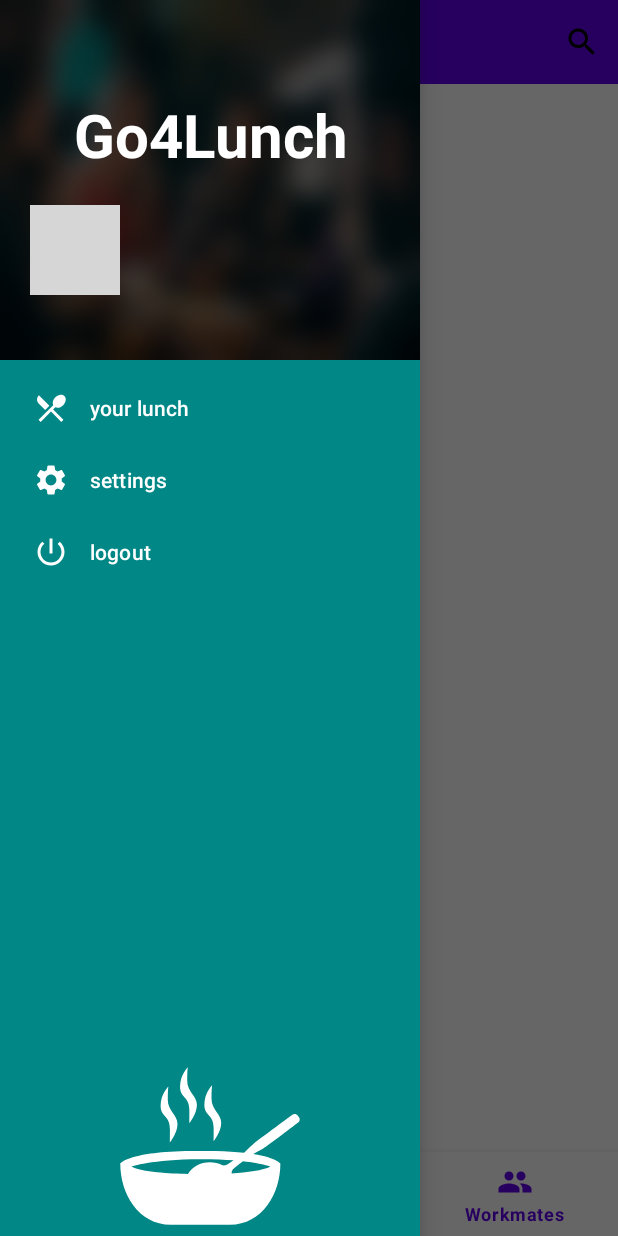
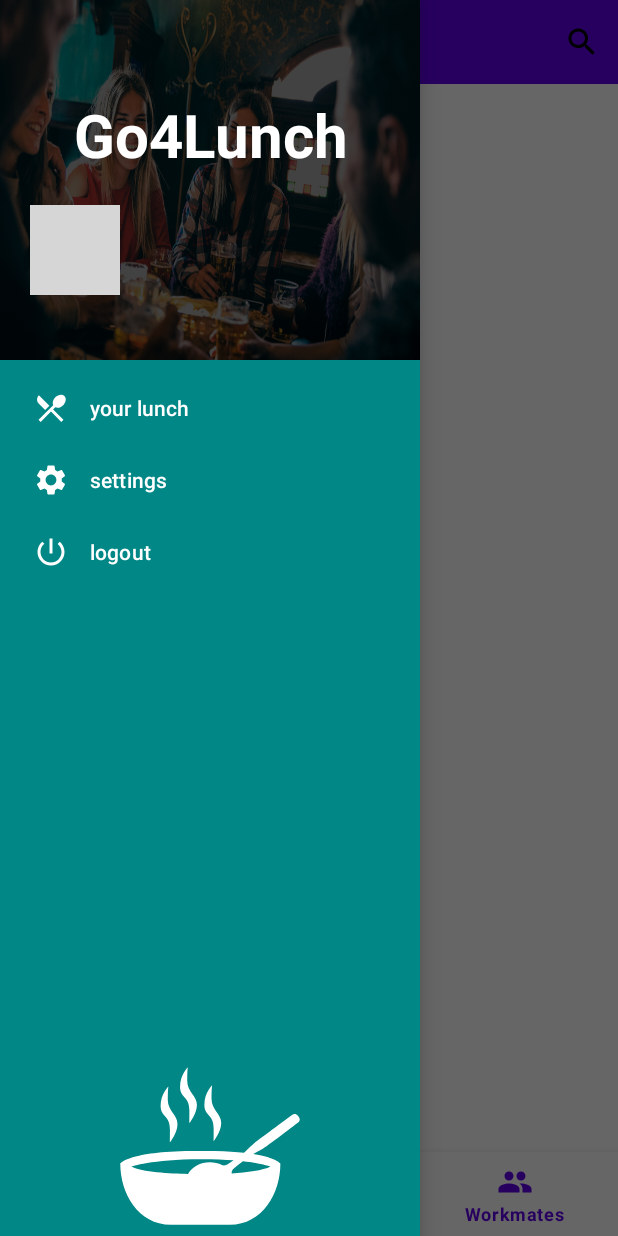
Before and after one commit to PierreGaillot/Go4Lunch, an Android app: the WorkmatesFragment screen opened through its navigation route, with the side drawer open, on a phone screen of 412 x 824 dp. Run offline under Robolectric (Android 15) with nearby library versions, the phone set to English and light mode, and no system bars; our stand-ins replace Firebase (no records; nobody signed in at launch, a user with empty details on screens opened directly), navigation-ui; libraries missing offline, so code that uses them is left out: com.firebase.ui, jp.wasabeef.blurry; pictures from the network do not load; 2 statements that could not run were skipped; grey boxes are pictures that could not be loaded.

```diff
--- a/app/build.gradle
+++ b/app/build.gradle
@@ -16,6 +16,7 @@ android {
         targetSdk 33
         versionCode 1
         versionName '1.0'
+
 
         testInstrumentationRunner "androidx.test.runner.AndroidJUnitRunner"
     }
@@ -52,6 +53,8 @@ dependencies {
     //design
     implementation "androidx.drawerlayout:drawerlayout:1.1.1"
     implementation 'jp.wasabeef:glide-transformations:4.3.0'
+    implementation 'jp.wasabeef:blurry:4.0.1'
+
     // Glide
     implementation 'com.github.bumptech.glide:glide:4.14.2'
     annotationProcessor 'com.github.bumptech.glide:compiler:4.14.2'
--- /dev/null
+++ b/app/src/main/java/com/levelupcluster/go4lunch/data/repository/RestaurantRepository.java
@@ -0,0 +1,4 @@
+package com.levelupcluster.go4lunch.data.repository;
+
+public class RestaurantRepository {
+}
--- a/app/src/main/java/com/levelupcluster/go4lunch/data/repository/WorkmateRepository.java
+++ b/app/src/main/java/com/levelupcluster/go4lunch/data/repository/WorkmateRepository.java
@@ -1,15 +1,26 @@
 package com.levelupcluster.go4lunch.data.repository;
 
+import androidx.annotation.NonNull;
+
+import com.google.android.gms.tasks.OnCompleteListener;
+import com.google.android.gms.tasks.Task;
+import com.google.firebase.firestore.FirebaseFirestore;
+import com.google.firebase.firestore.QueryDocumentSnapshot;
+import com.google.firebase.firestore.QuerySnapshot;
+import com.levelupcluster.go4lunch.data.usecases.WorkmatesCallback;
+import com.levelupcluster.go4lunch.domain.models.User;
 import com.levelupcluster.go4lunch.domain.models.Workmate;
+import com.levelupcluster.go4lunch.domain.usecases.GetCurrentUserUseCase;
 
 import org.jetbrains.annotations.Nullable;
 
 import java.util.ArrayList;
 import java.util.List;
 
-public class WorkmateRepository {
+public final class WorkmateRepository {
 
     private static volatile WorkmateRepository instance;
+    FirebaseFirestore db = FirebaseFirestore.getInstance();
 
     private WorkmateRepository(){}
 
@@ -27,13 +38,21 @@ public class WorkmateRepository {
     }
 
     @Nullable
-    public List<Workmate> getWorkmates(){
-        List<Workmate> workmates = new ArrayList<>();
-
-
-
-
-        return workmates;
+    public void getWorkmates(WorkmatesCallback workmatesCallback){
+        User currentUser = GetCurrentUserUseCase.instance.invoke();
+        db.collection("users").get().addOnCompleteListener(new OnCompleteListener<QuerySnapshot>() {
+            @Override
+            public void onComplete(@NonNull Task<QuerySnapshot> task) {
+                if (task.isSuccessful()) {
+                    List<Workmate> workmateList = new ArrayList<>();
+                    for (QueryDocumentSnapshot document : task.getResult()) {
+                        Workmate workmate = new Workmate(document.getString("imageUrl"), document.getString("displayName"), document.getString("email") );
+                        if (!currentUser.getEmail().equals(workmate.getEmail())) workmateList.add(workmate);
+                    }
+                    workmatesCallback.onCallback(workmateList);
+                }
+            }
+        });
     }
 
 }
--- a/app/src/main/java/com/levelupcluster/go4lunch/data/usecases/GetAllWorkmatesUseCaseImpl.java
+++ b/app/src/main/java/com/levelupcluster/go4lunch/data/usecases/GetAllWorkmatesUseCaseImpl.java
@@ -9,6 +9,7 @@ import com.google.android.gms.tasks.Task;
 import com.google.firebase.firestore.FirebaseFirestore;
 import com.google.firebase.firestore.QueryDocumentSnapshot;
 import com.google.firebase.firestore.QuerySnapshot;
+import com.levelupcluster.go4lunch.data.repository.WorkmateRepository;
 import com.levelupcluster.go4lunch.domain.models.User;
 import com.levelupcluster.go4lunch.domain.models.Workmate;
 import com.levelupcluster.go4lunch.domain.usecases.GetAllWorkmatesUseCase;
@@ -19,24 +20,11 @@ import java.util.List;
 
 public class GetAllWorkmatesUseCaseImpl implements GetAllWorkmatesUseCase {
 
+    WorkmateRepository workmateRepository = WorkmateRepository.getInstance();
     FirebaseFirestore db = FirebaseFirestore.getInstance();
 
     @Override
     public void getWorkmates(WorkmatesCallback workmatesCallback) {
-
-        User currentUser = GetCurrentUserUseCase.instance.invoke();
-        db.collection("users").get().addOnCompleteListener(new OnCompleteListener<QuerySnapshot>() {
-            @Override
-            public void onComplete(@NonNull Task<QuerySnapshot> task) {
-                if (task.isSuccessful()) {
-                    List<Workmate> workmateList = new ArrayList<>();
-                    for (QueryDocumentSnapshot document : task.getResult()) {
-                        Workmate workmate = new Workmate(document.getString("displayName"), document.getString("imageUrl"), document.getString("email") );
-                        if (!currentUser.getEmail().equals(workmate.getEmail())) workmateList.add(workmate);
-                    }
-                    workmatesCallback.onCallback(workmateList);
-                }
-            }
-        });
+        workmateRepository.getWorkmates(workmatesCallback);
     }
 }
--- a/app/src/main/java/com/levelupcluster/go4lunch/ui/MainActivity.java
+++ b/app/src/main/java/com/levelupcluster/go4lunch/ui/MainActivity.java
@@ -7,6 +7,7 @@ import android.os.Build;
 import android.os.Bundle;
 import android.view.Menu;
 import android.view.MenuItem;
+import android.view.ViewGroup;
 import android.widget.ImageView;
 import android.widget.TextView;
 import android.widget.Toast;
@@ -38,6 +39,8 @@ import com.levelupcluster.go4lunch.domain.models.User;
 import java.util.Arrays;
 import java.util.List;
 
+import jp.wasabeef.blurry.Blurry;
+
 public class MainActivity extends AppCompatActivity implements NavigationView.OnNavigationItemSelectedListener {
 
     private MainActivityViewModel viewModel;
@@ -54,17 +57,21 @@ public class MainActivity extends AppCompatActivity implements NavigationView.On
     @Override
     protected void onCreate(Bundle savedInstanceState) {
         super.onCreate(savedInstanceState);
+
         startSignInActivity();
 
         viewModel = new ViewModelProvider(this).get(MainActivityViewModel.class);
-
         binding = ActivityMainBinding.inflate(getLayoutInflater());
         setContentView(binding.getRoot());
 
+        setUpToolbar();
+        setUpNav();
+        configureDrawerLayout();
+        configureDrawerHeader();
+        configureNavigationView();
+    }
 
-        setUpToolbar();
-
-
+    private void setUpNav() {
         BottomNavigationView navView = findViewById(R.id.nav_view);
         // Passing each menu ID as a set of Ids because each
         // menu should be considered as top level destinations.
@@ -74,10 +81,6 @@ public class MainActivity extends AppCompatActivity implements NavigationView.On
         NavController navController = Navigation.findNavController(this, R.id.nav_host_fragment_activity_main);
         NavigationUI.setupActionBarWithNavController(this, navController, appBarConfiguration);
         NavigationUI.setupWithNavController(binding.navView, navController);
-
-        configureDrawerLayout();
-        configureNavigationView();
-        configureDrawerHeader();
     }
 
     private void setUpToolbar() {
@@ -128,14 +131,15 @@ public class MainActivity extends AppCompatActivity implements NavigationView.On
         navigationView = (NavigationView) findViewById(R.id.main_act_nav_drawer_view);
         navigationView.setNavigationItemSelectedListener(this);
 
-        ImageView imageView = navigationView.getHeaderView(0).findViewById(R.id.drawer_header_imageView);
+        ImageView drawerBackground = navigationView.getHeaderView(0).findViewById(R.id.drawer_header_imageView);
+        //TODO add blur to drawerBackground (https://github.com/wasabeef/Blurry)
+//        Blurry.with(this).capture(navigationView).into(drawerBackground);
         drawerProfileImageView = navigationView.getHeaderView(0).findViewById(R.id.drawer_header_profile_imageView);
         drawerProfileUserNameTextView = navigationView.getHeaderView(0).findViewById(R.id.drawer_header_userName_textView);
         drawerProfileUserMailTextView = navigationView.getHeaderView(0).findViewById(R.id.drawer_header_userMail_textView);
 
-        if (Build.VERSION.SDK_INT >= Build.VERSION_CODES.S) {
-            imageView.setRenderEffect(RenderEffect.createBlurEffect(20, 20, Shader.TileMode.MIRROR));
-        }
+
+
     }
 
     @Override
--- a/app/src/main/java/com/levelupcluster/go4lunch/ui/workmates/WorkmatesFragment.java
+++ b/app/src/main/java/com/levelupcluster/go4lunch/ui/workmates/WorkmatesFragment.java
@@ -67,7 +67,7 @@ public class WorkmatesFragment extends Fragment {
                     System.out.println("DEBUG in Workmates Frag:");
                     System.out.println(workmates);
 
-                    adapter.update((ArrayList<Workmate>) workmates);
+                    adapter.update(workmates);
                 }
             });
 
--- a/app/src/main/res/drawable/background_login.xml
+++ b/app/src/main/res/drawable/background_login.xml
@@ -2,11 +2,14 @@
 <layer-list xmlns:android="http://schemas.android.com/apk/res/android">
 
 
-    <item android:gravity="center_horizontal">
+    <item
+        android:gravity="clip_vertical|center_horizontal"
+        >
         <bitmap
-            android:src="@drawable/go4lunch_bg_large"
-            android:gravity="fill_vertical"
-            />
+
+            android:layout_width="match_parent"
+            android:layout_height="match_parent"
+            android:src="@drawable/go4lunch_bg_square" />
     </item>
 
 </layer-list>
--- a/app/src/main/res/layout/workmate_item_row.xml
+++ b/app/src/main/res/layout/workmate_item_row.xml
@@ -9,8 +9,8 @@
 
     <ImageView
         android:id="@+id/workmate_item_row_profile_imageView"
-        android:layout_width="60dp"
-        android:layout_height="60dp"
+        android:layout_width="@dimen/workmate_profile_item_row"
+        android:layout_height="@dimen/workmate_profile_item_row"
         android:layout_weight="0"
         android:scaleType="centerCrop"
         app:srcCompat="@drawable/go4lunch_bg_large"
--- a/app/src/main/res/values/dimens.xml
+++ b/app/src/main/res/values/dimens.xml
@@ -3,4 +3,5 @@
     <dimen name="activity_horizontal_margin">16dp</dimen>
     <dimen name="activity_vertical_margin">16dp</dimen>
     <dimen name="drawer_header_height">240dp</dimen>
+    <dimen name="workmate_profile_item_row">60dp</dimen>
 </resources>
--- a/app/src/main/res/values/strings.xml
+++ b/app/src/main/res/values/strings.xml
@@ -15,4 +15,6 @@
     <string name="logout_nav_menu">logout</string>
     <string name="navigation_close">Fermer le menu</string>
     <string name="navigation_open">Ouvrir le menu</string>
+    <string name="not_decided">hasn\'t decided yet</string>
+    <string name="is_eating">is eating</string>
 </resources>
--- a/build.gradle
+++ b/build.gradle
@@ -6,6 +6,7 @@ buildscript {
     }
     dependencies {
         classpath 'com.google.gms:google-services:4.3.15'
+
     }
 }// Top-level build file where you can add configuration options common to all sub-projects/modules.
 plugins {
```
Also changed, not shown: app/src/main/java/com/levelupcluster/go4lunch/domain/models/Restaurant.java (added, +27 -0 lines), app/src/main/java/com/levelupcluster/go4lunch/domain/models/Workmate.java (+12 -28 lines), app/src/main/java/com/levelupcluster/go4lunch/ui/workmates/WorkmatesAdapter.java (+22 -7 lines), app/src/main/res/drawable-hdpi/go4lunch_bg_square.jpg (added), app/src/main/res/drawable-ldpi/go4lunch_bg_square.jpg (added), app/src/main/res/drawable-mdpi/go4lunch_bg_square.jpg (added), app/src/main/res/drawable-xhdpi/go4lunch_bg_square.jpg (added), app/src/main/res/drawable-xxhdpi/go4lunch_bg_square.jpg (added), app/src/main/res/drawable-xxxhdpi/go4lunch_bg_square.jpg (added).
